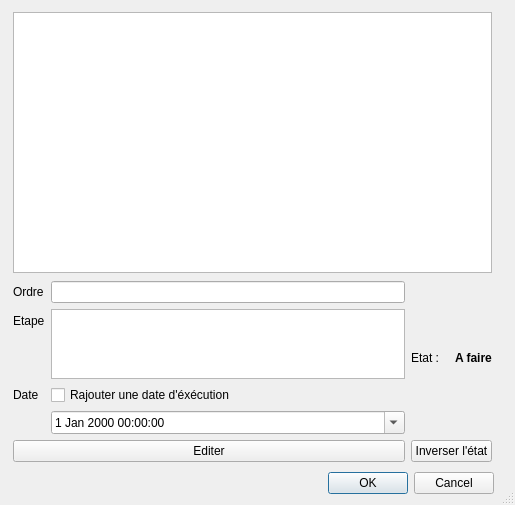
First picture: the form in viewQtDesigner/GererActions.ui, repository quintipio/gettingThingsDone, before the edit.
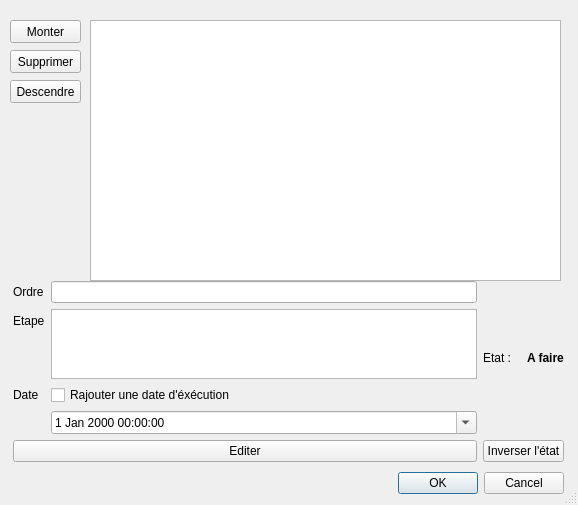
Second picture: the form after the edit.

Diff of the .ui file:
```diff
--- a/viewQtDesigner/GererActions.ui
+++ b/viewQtDesigner/GererActions.ui
@@ -6,19 +6,19 @@
    <rect>
     <x>0</x>
     <y>0</y>
-    <width>515</width>
+    <width>578</width>
     <height>505</height>
    </rect>
   </property>
   <property name="minimumSize">
    <size>
-    <width>515</width>
+    <width>578</width>
     <height>505</height>
    </size>
   </property>
   <property name="maximumSize">
    <size>
-    <width>515</width>
+    <width>578</width>
     <height>505</height>
    </size>
   </property>
@@ -34,9 +34,9 @@
   <widget class="QListView" name="listeEtape">
    <property name="geometry">
     <rect>
-     <x>13</x>
-     <y>12</y>
-     <width>479</width>
+     <x>90</x>
+     <y>20</y>
+     <width>471</width>
      <height>261</height>
     </rect>
    </property>
@@ -52,7 +52,7 @@
     <rect>
      <x>13</x>
      <y>281</y>
-     <width>479</width>
+     <width>551</width>
      <height>181</height>
     </rect>
    </property>
@@ -160,7 +160,7 @@
     <rect>
      <x>13</x>
      <y>468</y>
-     <width>481</width>
+     <width>551</width>
      <height>31</height>
     </rect>
    </property>
@@ -171,6 +171,45 @@
     <set>QDialogButtonBox::Cancel|QDialogButtonBox::Ok</set>
    </property>
   </widget>
+  <widget class="QPushButton" name="buttonMonter">
+   <property name="geometry">
+    <rect>
+     <x>10</x>
+     <y>20</y>
+     <width>71</width>
+     <height>23</height>
+    </rect>
+   </property>
+   <property name="text">
+    <string>Monter</string>
+   </property>
+  </widget>
+  <widget class="QPushButton" name="buttonDescendre">
+   <property name="geometry">
+    <rect>
+     <x>10</x>
+     <y>80</y>
+     <width>71</width>
+     <height>23</height>
+    </rect>
+   </property>
+   <property name="text">
+    <string>Descendre</string>
+   </property>
+  </widget>
+  <widget class="QPushButton" name="buttonSupprimer">
+   <property name="geometry">
+    <rect>
+     <x>10</x>
+     <y>50</y>
+     <width>71</width>
+     <height>23</height>
+    </rect>
+   </property>
+   <property name="text">
+    <string>Supprimer</string>
+   </property>
+  </widget>
  </widget>
  <resources/>
  <connections>
```
